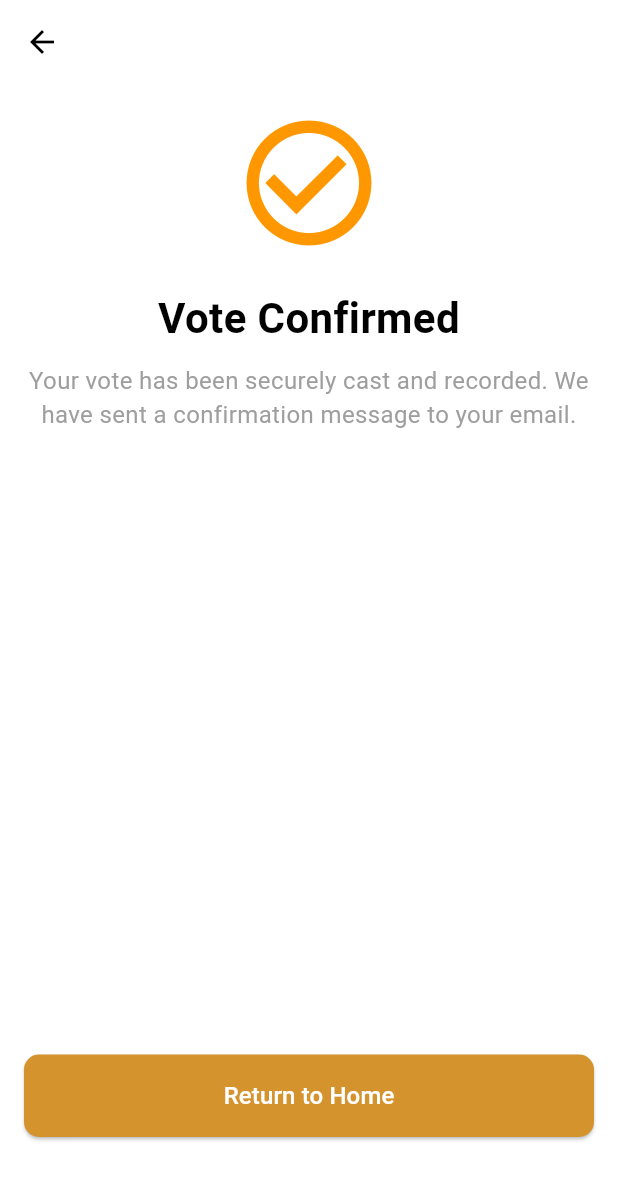
After one commit to Philemon-ndayishimiye/Voting-Mobile-App, a Flutter app: the ConfirmVote screen opened directly, on a phone screen of 412 x 824 dp. The commit adds this screen. Shown: the top 1180 px of the screen. Run offline on Flutter 3.47's test engine with Material 3 defaults, Android fonts, the phone set to English and light mode, and no system bars.

Commit message:
confirmed voting page

```diff
--- a/lib/Screen/Candidate.dart
+++ b/lib/Screen/Candidate.dart
@@ -1,4 +1,5 @@
 import 'package:flutter/material.dart';
+import 'package:voting/Screen/ConfirmVote.dart'; // Import the ConfirmVote page
 
 class Candidates extends StatelessWidget {
   const Candidates({Key? key}) : super(key: key);
@@ -124,7 +125,12 @@ class Candidates extends StatelessWidget {
             Expanded(
               child: ElevatedButton(
                 onPressed: () {
-                  // TODO: Add "Confirm Vote" action
+                  Navigator.push(
+                    context,
+                    MaterialPageRoute(
+                      builder: (context) => const ConfirmVote(),
+                    ),
+                  );
                 },
                 style: ElevatedButton.styleFrom(
                   backgroundColor: Colors.orange[200],
--- /dev/null
+++ b/lib/Screen/ConfirmVote.dart
@@ -0,0 +1,73 @@
+import 'package:flutter/material.dart';
+
+class ConfirmVote extends StatelessWidget {
+  const ConfirmVote({Key? key}) : super(key: key);
+
+  @override
+  Widget build(BuildContext context) {
+    return Scaffold(
+      backgroundColor: Colors.white,
+      appBar: AppBar(
+        backgroundColor: Colors.white,
+        elevation: 0,
+        leading: IconButton(
+          icon: const Icon(Icons.arrow_back, color: Colors.black),
+          onPressed: () {
+            Navigator.pop(context);
+          },
+        ),
+      ),
+      body: Padding(
+        padding: const EdgeInsets.all(16.0),
+        child: Column(
+          crossAxisAlignment: CrossAxisAlignment.stretch,
+          children: [
+            const Icon(
+              Icons.check_circle_outline,
+              color: Colors.orange,
+              size: 100,
+            ),
+            const SizedBox(height: 20),
+            const Text(
+              'Vote Confirmed',
+              textAlign: TextAlign.center,
+              style: TextStyle(
+                fontSize: 28,
+                fontWeight: FontWeight.bold,
+                color: Colors.black,
+              ),
+            ),
+            const SizedBox(height: 10),
+            const Text(
+              'Your vote has been securely cast and recorded. We have sent a confirmation message to your email.',
+              textAlign: TextAlign.center,
+              style: TextStyle(
+                fontSize: 16,
+                color: Colors.grey,
+              ),
+            ),
+            const Spacer(),
+            ElevatedButton(
+              onPressed: () {
+                // TODO: Add action for "Return to Home"
+                Navigator.popUntil(context, (route) => route.isFirst);
+              },
+              style: ElevatedButton.styleFrom(
+                backgroundColor: const Color(0xFFD4932D),
+                shape: RoundedRectangleBorder(
+                  borderRadius: BorderRadius.circular(10),
+                ),
+                padding: const EdgeInsets.symmetric(vertical: 16),
+              ),
+              child: const Text(
+                'Return to Home',
+                style: TextStyle(color: Colors.white, fontSize: 16),
+              ),
+            ),
+            const SizedBox(height: 50),
+          ],
+        ),
+      ),
+    );
+  }
+}
```
